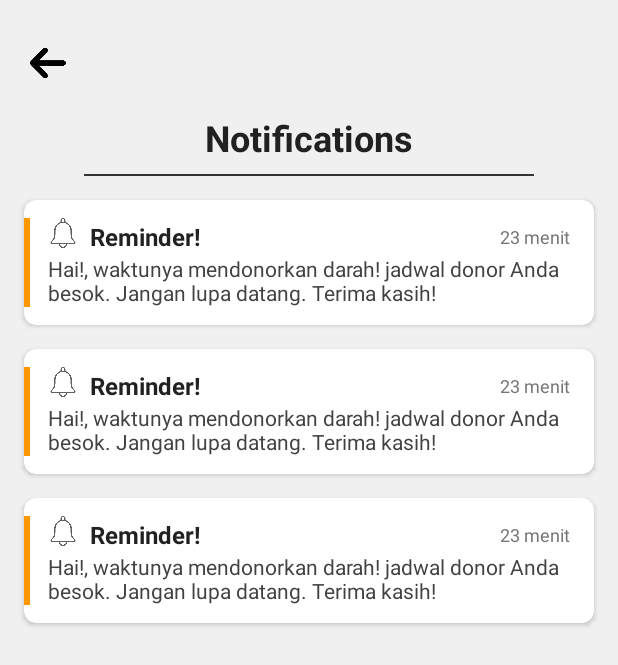
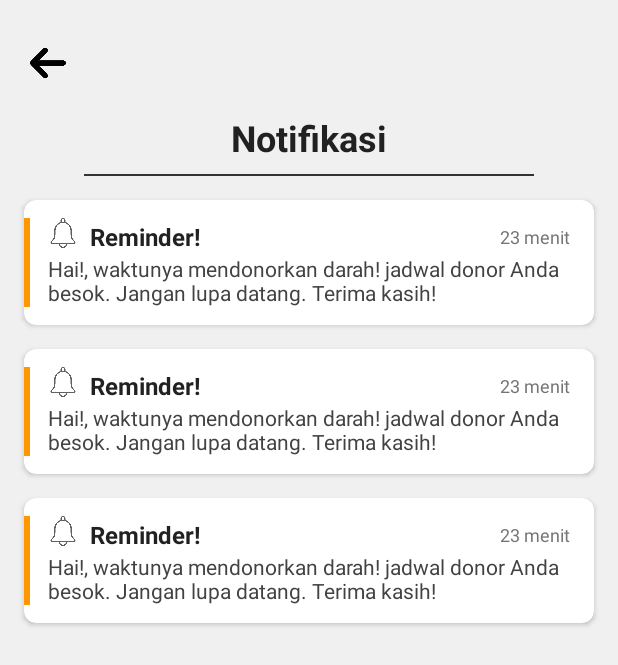
Before and after one commit to farafahirun/Temu-Darah, an Android app: the layout fragment_notifikasi.xml on its own in the app's theme, with its tools: preview values and no code run, on a phone screen of 412 x 824 dp. Shown: the top 665 px of the screen. Run offline under Robolectric (Android 15) with nearby library versions, the phone set to English and light mode, and no system bars.

Commit message:
Update UI (13)

```diff
--- a/app/src/main/res/layout/fragment_notifikasi.xml
+++ b/app/src/main/res/layout/fragment_notifikasi.xml
@@ -51,7 +51,7 @@
             android:layout_marginTop="21dp"
             android:layout_marginEnd="135dp"
             android:gravity="center"
-            android:text="Notifications"
+            android:text="Notifikasi"
             android:textColor="#212121"
             android:textSize="24sp"
             android:textStyle="bold" />
```
